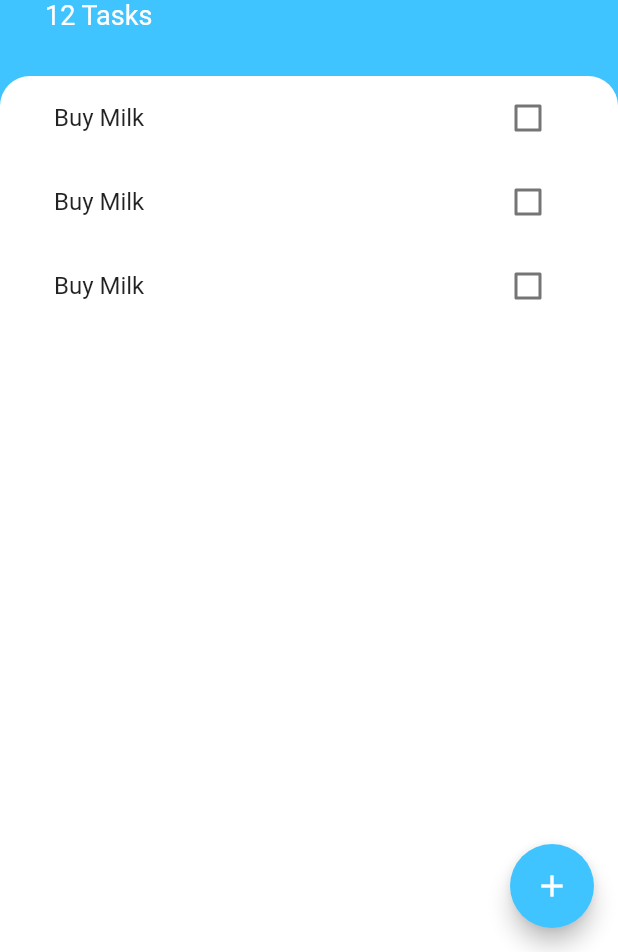
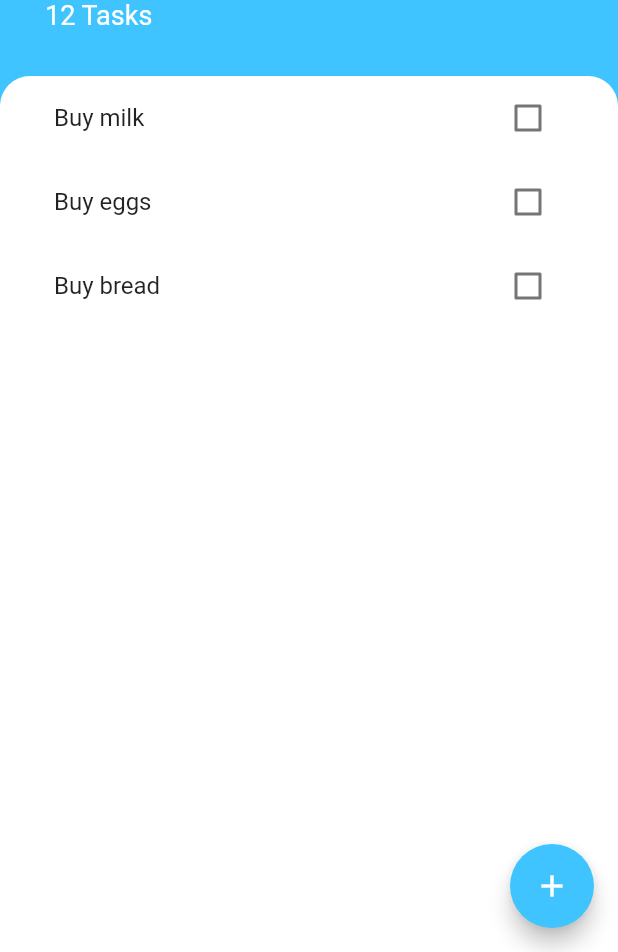
Before and after one commit to MtDeity/todoey_flutter, a Flutter app: the screen it shows after launch, on a phone screen of 412 x 824 dp, the part 284-1236 px from its top. Run offline on Flutter 3.47's test engine with Material 2 defaults, Android fonts, the phone set to English and light mode, and no system bars.

Commit message:
The ListView Builder

```diff
--- /dev/null
+++ b/lib/models/task.dart
@@ -0,0 +1,11 @@
+import 'package:flutter/cupertino.dart';
+
+class Task {
+  Task({@required this.name, this.isDone = false});
+  final String name;
+  bool isDone;
+
+  void toggleDone() {
+    isDone = !isDone;
+  }
+}
--- a/lib/widgets/task_tile.dart
+++ b/lib/widgets/task_tile.dart
@@ -1,52 +1,54 @@
 import 'package:flutter/material.dart';
 
-class TaskTile extends StatefulWidget {
-  @override
-  _TaskTileState createState() => _TaskTileState();
-}
-
-class _TaskTileState extends State<TaskTile> {
-  bool isChecked = false;
+class TaskTile extends StatelessWidget {
+  TaskTile({this.taskTitle, this.checkboxState, this.checkboxCallback});
+  final String taskTitle;
+  final bool checkboxState;
+  final Function checkboxCallback;
 
   @override
   Widget build(BuildContext context) {
     return ListTile(
       title: Text(
-        'Buy Milk',
+        taskTitle,
         style: TextStyle(
           decoration:
-              isChecked ? TextDecoration.lineThrough : TextDecoration.none,
+              checkboxState ? TextDecoration.lineThrough : TextDecoration.none,
         ),
       ),
-      trailing: TaskCheckbox(
-        checkboxState: isChecked,
-        toggleCheckbox: (bool checkboxState) {
-          setState(() {
-            isChecked = checkboxState;
-          });
-        },
+      trailing: Checkbox(
+        value: checkboxState,
+        onChanged: checkboxCallback,
       ),
     );
   }
 }
 
-class TaskCheckbox extends StatelessWidget {
-  TaskCheckbox({this.checkboxState, this.toggleCheckbox});
-  final bool checkboxState;
-  final Function toggleCheckbox;
+//          setState(() {
+//            isChecked = checkboxState;
+//          });
 
-  @override
-  Widget build(BuildContext context) {
-    return Checkbox(
-      value: checkboxState,
-      onChanged: toggleCheckbox,
-    );
-  }
-}
+//class TaskCheckbox extends StatelessWidget {
+//  TaskCheckbox({this.checkboxState, this.toggleCheckbox});
+//  final bool checkboxState;
+//  final Function toggleCheckbox;
+//
+//  @override
+//  Widget build(BuildContext context) {
+//    return Checkbox(
+//      value: checkboxState,
+//      onChanged: toggleCheckbox,
+//    );
+//  }
+//}
 
-//ToDo 3. isCheckedなら打ち消し線引きたいのでisCheckedをTaskTileに移す、TaskTileを右クリックでStatefulに、TaskCheckboxはStatelessにする
-//ToDo 4. TaskCheckboxのコンストラクタにcheckboxStateを作る、isCheckedをcheckboxStateで置き換えるがsetStateはひとまずコメントアウトしておく
-//ToDo 5. TextStyleにdecorationでlineThroughつける、isCheckedなら打ち消し、falseならnull
-//ToDo 6. TaskCheckboxのsetStateをcheckboxCallbackとしてTaskTileの関数にする、引数はcheckboxState
-//ToDo 7. TaskCheckboxのコンストラクタにfinal Function toggleCheckBoxを加える
-//ToDo 8. 引数には無名関数で入れ、checkboxCallbackは消す
+//ToDo 1. ToDoを追加できるようにしていく、まずTaskListをstfulにする、tasksというリストのプロパティを作る
+//ToDo 2. modelsフォルダにtask.dartを作る、コンストラクタはfinal String nameとbool isDone、isDoneはデフォルトでfalseにしておく
+//ToDo 3. toggleDoneメソッドを作る、isDoneに逆を入れる
+//ToDo 4. tasksリストにTaskインスタンスを入れていく
+//ToDo 5. TaskTileをstlessにする、isCheckedをfinalに、setStateを逃しておいてcheckboxの分割やめる、valueはisChecked、onChangedは一時コメントアウト
+//ToDo 6. TaskTileのコンストラクタはisCheckedとtaskTitle
+//ToDo 7. TasksListにいちいちtasksから引っ張ってくるのではなくListView.builderを返すようにする
+//ToDo 8. itemBuilderの無名関数の引数はcontext, index、returnでTaskTileを返す、プロパティは`tasks[index].name`のような指定ができる
+//ToDo 9. itemBuilderの他にitemCountが必要、tasksの長さ入れる
+//ToDo 10. TaskTileのコンストラクタにcheckboxCallback加える、インスタンス生成時に(checkboxState)を引数にsetState内でtoggleDoneする無名関数を加える
--- a/lib/widgets/tasks_list.dart
+++ b/lib/widgets/tasks_list.dart
@@ -1,15 +1,34 @@
 import 'package:flutter/material.dart';
+import 'package:todoey_flutter/models/task.dart';
 import 'package:todoey_flutter/widgets/task_tile.dart';
 
-class TasksList extends StatelessWidget {
+class TasksList extends StatefulWidget {
+  @override
+  _TasksListState createState() => _TasksListState();
+}
+
+class _TasksListState extends State<TasksList> {
+  List<Task> tasks = [
+    Task(name: 'Buy milk'),
+    Task(name: 'Buy eggs'),
+    Task(name: 'Buy bread'),
+  ];
+
   @override
   Widget build(BuildContext context) {
-    return ListView(
-      children: <Widget>[
-        TaskTile(),
-        TaskTile(),
-        TaskTile(),
-      ],
+    return ListView.builder(
+      itemCount: tasks.length,
+      itemBuilder: (context, index) {
+        return TaskTile(
+          taskTitle: tasks[index].name,
+          checkboxState: tasks[index].isDone,
+          checkboxCallback: (checkboxState) {
+            setState(() {
+              tasks[index].toggleDone();
+            });
+          },
+        );
+      },
     );
   }
 }
```
